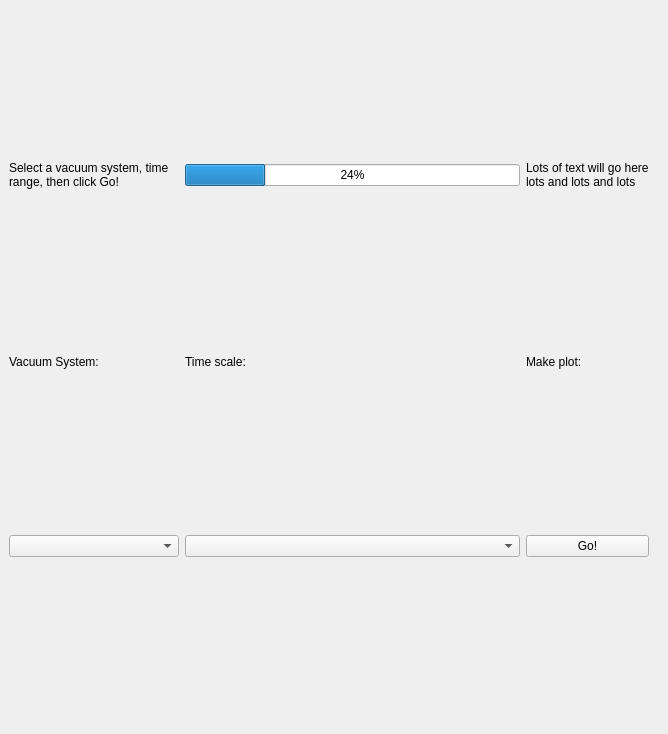
jjanice/meanHist, file plotVacs.ui: the form before one commit.
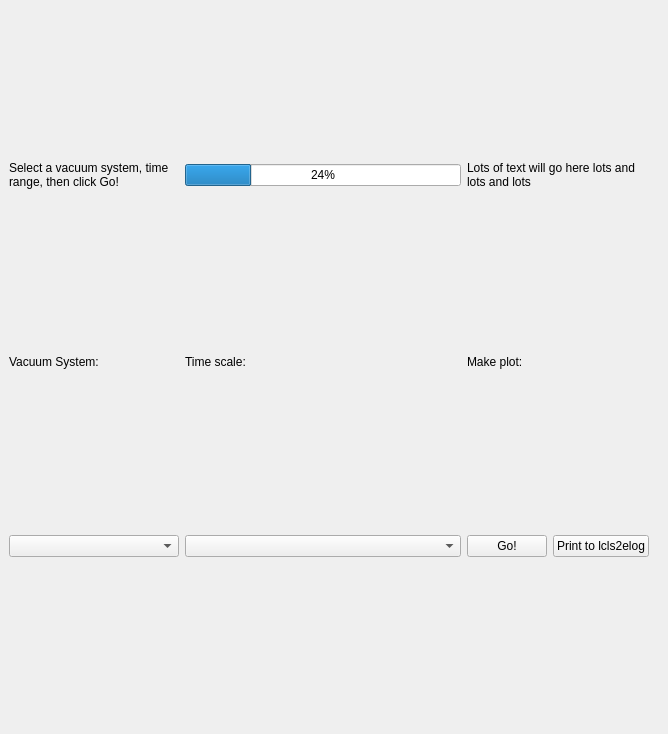
The form after the commit.

Commit message: before changing xlabels, print & resize work

Diff of the .ui file:
```diff
--- a/plotVacs.ui
+++ b/plotVacs.ui
@@ -72,16 +72,6 @@
     <item row="2" column="0">
      <widget class="QComboBox" name="SysComboBox"/>
     </item>
-    <item row="0" column="2">
-     <widget class="QLabel" name="StatusLabel">
-      <property name="text">
-       <string>Lots of text will go here lots and lots and lots</string>
-      </property>
-      <property name="wordWrap">
-       <bool>true</bool>
-      </property>
-     </widget>
-    </item>
     <item row="0" column="0">
      <widget class="QLabel" name="TitleText">
       <property name="minimumSize">
@@ -111,6 +101,26 @@
       </property>
      </widget>
     </item>
+    <item row="2" column="3">
+     <widget class="QPushButton" name="printPushButton">
+      <property name="text">
+       <string>Print to lcls2elog</string>
+      </property>
+     </widget>
+    </item>
+    <item row="3" column="0" colspan="4">
+     <layout class="QGridLayout" name="PlotArea"/>
+    </item>
+    <item row="0" column="2" colspan="2">
+     <widget class="QLabel" name="StatusLabel">
+      <property name="text">
+       <string>Lots of text will go here lots and lots and lots</string>
+      </property>
+      <property name="wordWrap">
+       <bool>true</bool>
+      </property>
+     </widget>
+    </item>
    </layout>
   </widget>
  </widget>
```
Left out of the diff: 61 changed lines with no effect on the pictures. The commit also changes 2 other files.
